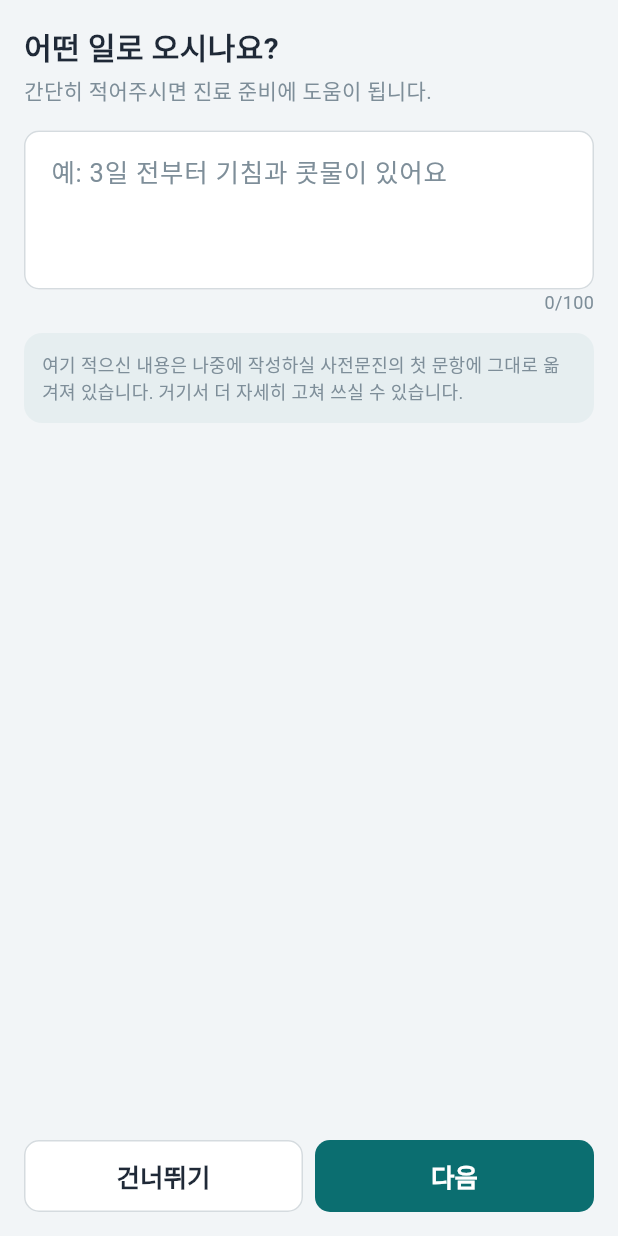
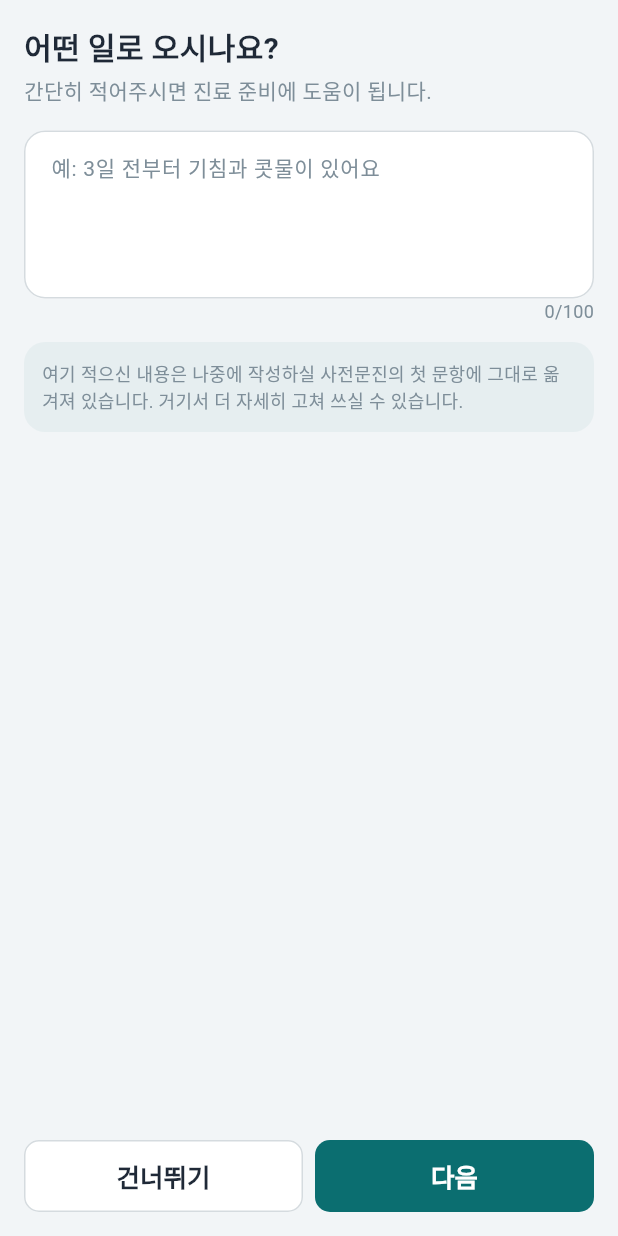
Before and after one commit to davidkjk/assignment2-hospital, a Flutter app: the WhyStep widget shown alone on an empty page, opened directly, on a phone screen of 412 x 824 dp. Run offline on Flutter 3.47's test engine with Material 3 defaults, Android fonts, the phone set to English and light mode, and no system bars; our stand-ins replace connectivity_plus, firebase_messaging, flutter_riverpod, flutter_secure_storage, go_router, qr_flutter and 1 more; missing offline and left inert: screen_brightness; accounts and stored records are empty; network calls fail; Roboto replaces fonts that are missing (Pretendard).

Commit message:
fix(patient): 예약 방문이유(step6) 데모 이식 — textarea 높이·radius
데모 min-h-28(112px) textarea → minLines 4, rounded-xl(14) 명시, 안내 상자 radius 12→14.
(테마가 이미 입력칸을 둥근 박스로 스타일 — 높이·radius만 데모 정렬.)

Co-Authored-By: Claude Opus 4.8 (1M context) <noreply@anthropic.com>
Claude-Session: https://claude.ai/code/session_01EaEQyxkvNXgy3FcDn7S1P2

```diff
--- a/patient_app/lib/features/booking/steps/why_step.dart
+++ b/patient_app/lib/features/booking/steps/why_step.dart
@@ -41,11 +41,26 @@ class _WhyStepState extends ConsumerState<WhyStep> {
         TextField(
           controller: _ctl,
           maxLength: 100, // BOOK-WHY-01·05 자유입력 100자, 넘으면 입력 자체 막힘
-          maxLines: 3,
+          minLines: 4, // 데모 min-h-28(112) — 넉넉한 textarea
+          maxLines: 6,
+          style: const TextStyle(fontSize: 14),
           inputFormatters: [LengthLimitingTextInputFormatter(100)],
-          decoration: const InputDecoration(
+          decoration: InputDecoration(
             hintText: '예: 3일 전부터 기침과 콧물이 있어요',
             counterText: '',
+            // 데모 textarea rounded-xl(14)
+            border: OutlineInputBorder(
+              borderRadius: BorderRadius.circular(14),
+              borderSide: const BorderSide(color: AppTokens.border),
+            ),
+            enabledBorder: OutlineInputBorder(
+              borderRadius: BorderRadius.circular(14),
+              borderSide: const BorderSide(color: AppTokens.border),
+            ),
+            focusedBorder: OutlineInputBorder(
+              borderRadius: BorderRadius.circular(14),
+              borderSide: const BorderSide(color: AppTokens.primary, width: 1.6),
+            ),
           ),
         ),
         Align(
@@ -58,7 +73,7 @@ class _WhyStepState extends ConsumerState<WhyStep> {
           padding: const EdgeInsets.all(12),
           decoration: BoxDecoration(
             color: AppTokens.primary.withValues(alpha: 0.05),
-            borderRadius: BorderRadius.circular(12),
+            borderRadius: BorderRadius.circular(14), // 데모 rounded-xl
           ),
           child: const Text(
             '여기 적으신 내용은 나중에 작성하실 사전문진의 첫 문항에 그대로 옮겨져 있습니다. '
```
